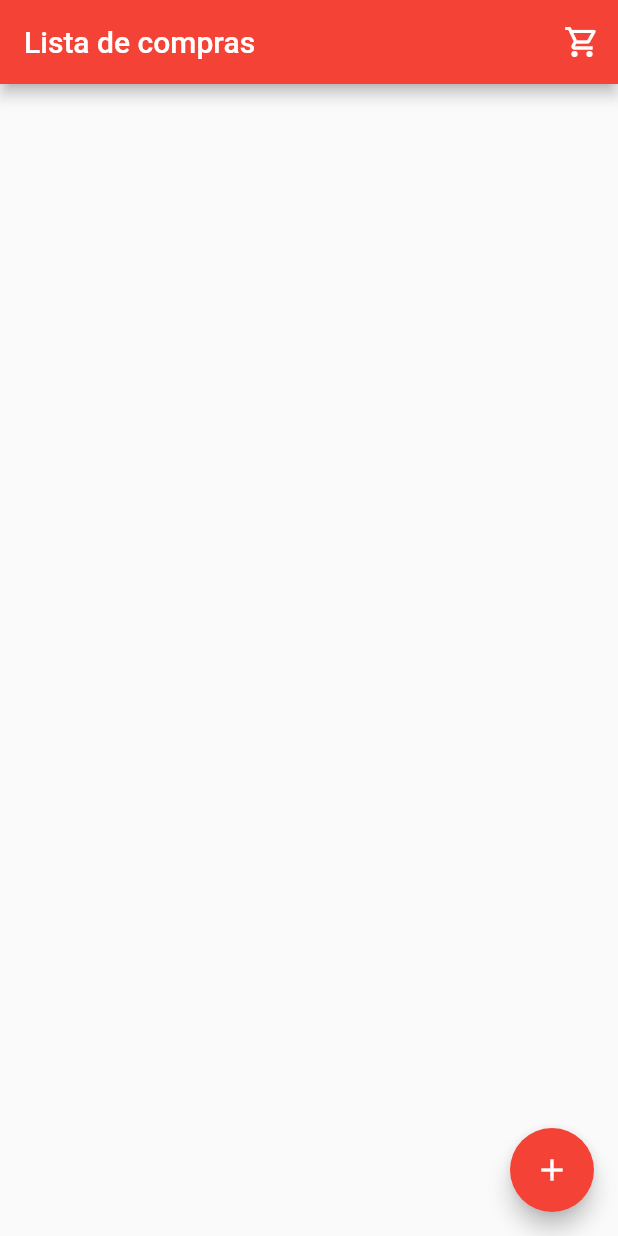
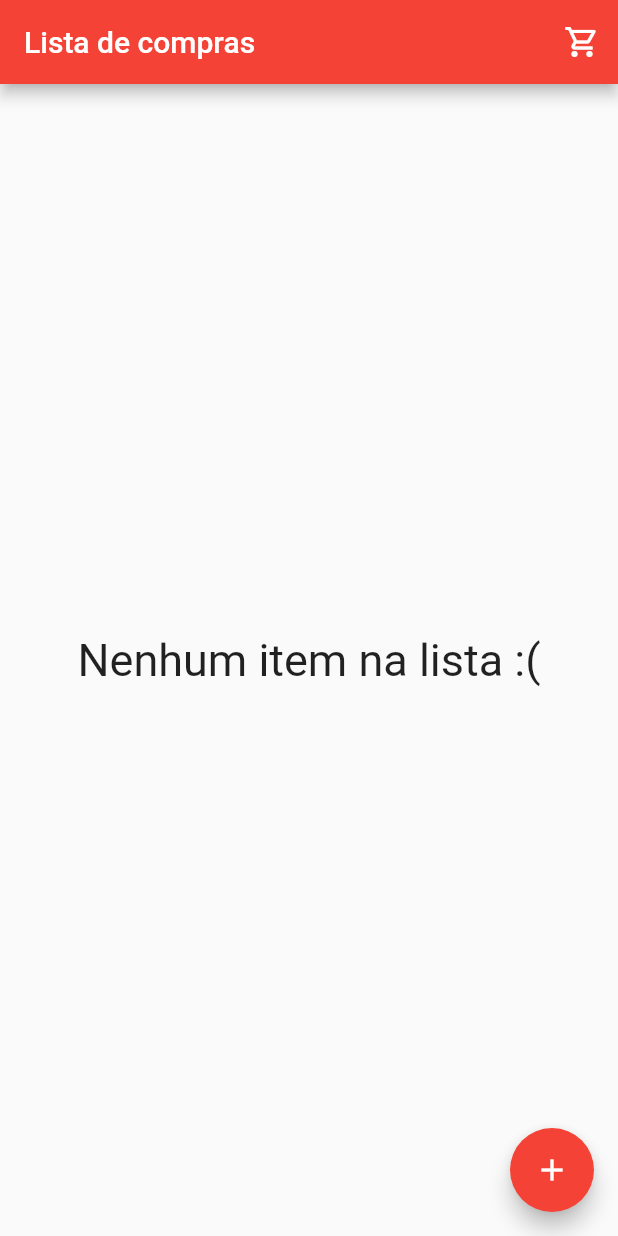
Before and after one commit to kauaestriga/UShopping, a Flutter app: the screen it shows after launch, on a phone screen of 412 x 824 dp. Run offline on Flutter 3.47's test engine with Material 2 defaults, Android fonts, the phone set to English and light mode, and no system bars; our stand-ins replace image_picker, sqflite; missing offline and left inert: dart:ffi; accounts and stored records are empty.

Commit message:
Coloca imagem dos itens nas listagens e coloca msg se a lista esta vazia

```diff
--- a/lib/sqlite/listPurchase.dart
+++ b/lib/sqlite/listPurchase.dart
@@ -4,6 +4,7 @@ import 'package:sqflite/sqflite.dart';
 import 'package:path/path.dart';
 import 'model/purchase.dart';
 import 'addPurchase.dart';
+import 'package:flutter_app_ushopping/utils/ImageUtils.dart';
 
 class ListPurchase extends StatefulWidget {
   @override
@@ -69,7 +70,14 @@ class _ListPurchaseState extends State<ListPurchase> {
               })
         ],
       ),
-      body: ListView.separated(
+      body: purchaseList.length == 0 ?
+         Center(
+         child: Column(
+          mainAxisAlignment: MainAxisAlignment.center,
+          children: [
+            Text("Nenhum item na lista :(", style: TextStyle(fontSize: 30))
+            ])) :
+          ListView.separated(
             itemCount: purchaseList.length,
             itemBuilder: (context, index) => buildListItem(index, context),
             separatorBuilder: (context, index) => Divider(
@@ -99,7 +107,7 @@ class _ListPurchaseState extends State<ListPurchase> {
           borderRadius: BorderRadius.circular(5.0),
         ),
         child: ListTile(
-          leading: Text("${purchaseList[index].id}"),
+          leading: purchaseList[index].image != "" ? Image.memory(ImageUtils.base64ToImage(purchaseList[index].image)) : Image.asset('images/gift_card.png'),
           title: Text("${purchaseList[index].productName}"),
           subtitle: Text("${purchaseList[index].dollarProductPrice}"),
           onTap: () {
```
Lines whose indentation alone changed are shown as unchanged.
